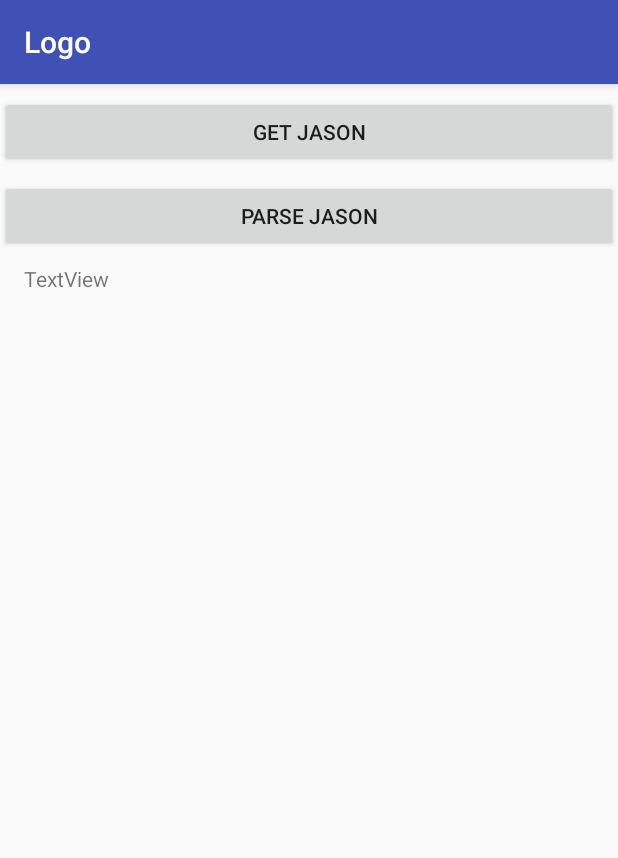
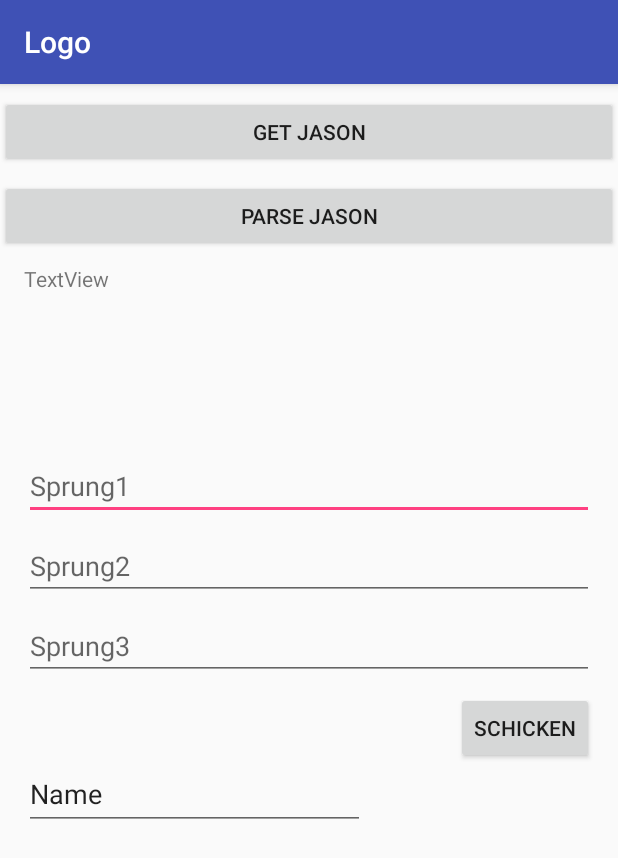
Before and after one commit to Envolpes/Datenbanktest, an Android app: the screen it shows after launch (MainActivity), on a phone screen of 412 x 824 dp. Shown: the top 858 px of the screen. Run offline under Robolectric (Android 15) with nearby library versions, the phone set to English and light mode, and no system bars; our stand-ins replace Volley.

Commit message:
Merge branch 'master' of C:\Users\Wepper\AndroidStudioProjects\Datenbanktest with conflicts.

```diff
--- a/app/build.gradle
+++ b/app/build.gradle
@@ -25,5 +25,6 @@ dependencies {
     testImplementation 'junit:junit:4.12'
     androidTestImplementation 'com.android.support.test:runner:1.0.2'
     androidTestImplementation 'com.android.support.test.espresso:espresso-core:3.0.2'
-    implementation 'com.google.code.gson:gson:2.8.4'
+    // für Insertion
+    compile 'com.mcxiaoke.volley:library:1.0.18'
 }
--- a/app/src/main/java/com/sportfest/grundschul/datenbanktest/MainActivity.java
+++ b/app/src/main/java/com/sportfest/grundschul/datenbanktest/MainActivity.java
@@ -5,8 +5,18 @@ import android.os.AsyncTask;
 import android.support.v7.app.AppCompatActivity;
 import android.os.Bundle;
 import android.view.View;
+import android.widget.Button;
+import android.widget.EditText;
 import android.widget.TextView;
 import android.widget.Toast;
+
+import com.android.volley.AuthFailureError;
+import com.android.volley.Request;
+import com.android.volley.RequestQueue;
+import com.android.volley.Response;
+import com.android.volley.VolleyError;
+import com.android.volley.toolbox.StringRequest;
+import com.android.volley.toolbox.Volley;
 
 import java.io.BufferedReader;
 import java.io.IOException;
@@ -15,15 +25,70 @@ import java.io.InputStreamReader;
 import java.net.HttpURLConnection;
 import java.net.MalformedURLException;
 import java.net.URL;
+import java.util.HashMap;
+import java.util.Map;
 
 public class MainActivity extends AppCompatActivity {
 
     String json_string;
 
+    //Deklaration Variablen Sprung
+    EditText Satz1, Satz2, Satz3, Springer;
+    Button Springen;
+    RequestQueue requestQueue;
+    //URL Location
+    String insertURL = "http://91.67.242.37/json_insert.php";
+
+
+
     @Override
     protected void onCreate(Bundle savedInstanceState) {
         super.onCreate(savedInstanceState);
         setContentView(R.layout.activity_main);
+
+        //Refernzierung der Felder
+
+        Satz1 = (EditText) findViewById(R.id.Satz1);
+        Satz2 = (EditText) findViewById(R.id.Satz2);
+        Satz3 = (EditText) findViewById(R.id.Satz3);
+        Springer= (EditText) findViewById(R.id.Springer);
+        Springen = (Button) findViewById(R.id.springen);
+
+        requestQueue = Volley.newRequestQueue(getApplicationContext());
+
+        Springen.setOnClickListener(new View.OnClickListener() {
+            @Override
+            public void onClick(View view) {
+
+                StringRequest request = new StringRequest(Request.Method.POST, insertURL,
+                        new Response.Listener<String>() {
+                            @Override
+                            public void onResponse(String response) {
+
+                            }
+                        }, new Response.ErrorListener() {
+                    @Override
+                    public void onErrorResponse(VolleyError error) {
+
+                    }
+                }){
+
+                    @Override
+                    protected Map<String, String> getParams() throws AuthFailureError {
+                        Map<String,String> parameters = new HashMap<String, String>();
+                        parameters.put("Springer", Springer.getText().toString());
+                        parameters.put("Satz1", Satz1.getText().toString());
+                        parameters.put("Satz2", Satz2.getText().toString());
+                        parameters.put("Satz3", Satz3.getText().toString());
+
+                        return parameters;
+                    }
+                };
+                requestQueue.add(request);
+
+            }
+        });
+
     }
 
 
--- a/app/src/main/res/layout/activity_main.xml
+++ b/app/src/main/res/layout/activity_main.xml
@@ -31,7 +31,7 @@
     <TextView
         android:id="@+id/textView"
         android:layout_width="0dp"
-        android:layout_height="371dp"
+        android:layout_height="117dp"
         android:layout_marginEnd="16dp"
         android:layout_marginStart="16dp"
         android:layout_marginTop="8dp"
@@ -41,4 +41,77 @@
         app:layout_constraintStart_toStartOf="parent"
         app:layout_constraintTop_toBottomOf="@+id/button" />
 
+    <EditText
+        android:id="@+id/Satz1"
+        android:layout_width="0dp"
+        android:layout_height="wrap_content"
+        android:layout_marginEnd="16dp"
+        android:layout_marginStart="16dp"
+        android:layout_marginTop="8dp"
+        android:ems="10"
+        android:hint="Sprung1"
+        android:inputType="numberDecimal"
+        app:layout_constraintEnd_toEndOf="parent"
+        app:layout_constraintHorizontal_bias="0.0"
+        app:layout_constraintStart_toStartOf="parent"
+        app:layout_constraintTop_toBottomOf="@+id/textView" />
+
+    <EditText
+        android:id="@+id/Satz2"
+        android:layout_width="0dp"
+        android:layout_height="wrap_content"
+        android:layout_marginEnd="16dp"
+        android:layout_marginStart="16dp"
+        android:layout_marginTop="8dp"
+        android:ems="10"
+        android:hint="Sprung2"
+        android:inputType="numberDecimal"
+        app:layout_constraintEnd_toEndOf="parent"
+        app:layout_constraintStart_toStartOf="parent"
+        app:layout_constraintTop_toBottomOf="@+id/Satz1" />
+
+    <EditText
+        android:id="@+id/Satz3"
+        android:layout_width="0dp"
+        android:layout_height="wrap_content"
+        android:layout_marginEnd="16dp"
+        android:layout_marginStart="16dp"
+        android:layout_marginTop="8dp"
+        android:ems="10"
+        android:hint="Sprung3"
+        android:inputType="numberDecimal"
+        app:layout_constraintEnd_toEndOf="parent"
+        app:layout_constraintStart_toStartOf="parent"
+        app:layout_constraintTop_toBottomOf="@+id/Satz2" />
+
+    <Button
+        android:id="@+id/springen"
+        android:layout_width="wrap_content"
+        android:layout_height="wrap_content"
+        android:layout_marginEnd="16dp"
+        android:layout_marginStart="16dp"
+        android:layout_marginTop="8dp"
+        android:text="Schicken"
+        app:layout_constraintEnd_toEndOf="parent"
+        app:layout_constraintHorizontal_bias="1.0"
+        app:layout_constraintStart_toStartOf="parent"
+        app:layout_constraintTop_toBottomOf="@+id/Satz3" />
+
+    <EditText
+        android:id="@+id/Springer"
+        android:layout_width="227dp"
+        android:layout_height="48dp"
+        android:layout_marginEnd="32dp"
+        android:layout_marginStart="16dp"
+        android:layout_marginTop="8dp"
+        android:ems="10"
+        android:inputType="number"
+        android:text="Name"
+        app:layout_constraintBottom_toBottomOf="parent"
+        app:layout_constraintEnd_toStartOf="@+id/springen"
+        app:layout_constraintHorizontal_bias="0.0"
+        app:layout_constraintStart_toStartOf="parent"
+        app:layout_constraintTop_toBottomOf="@+id/Satz3"
+        app:layout_constraintVertical_bias="0.14" />
+
 </android.support.constraint.ConstraintLayout>
```
